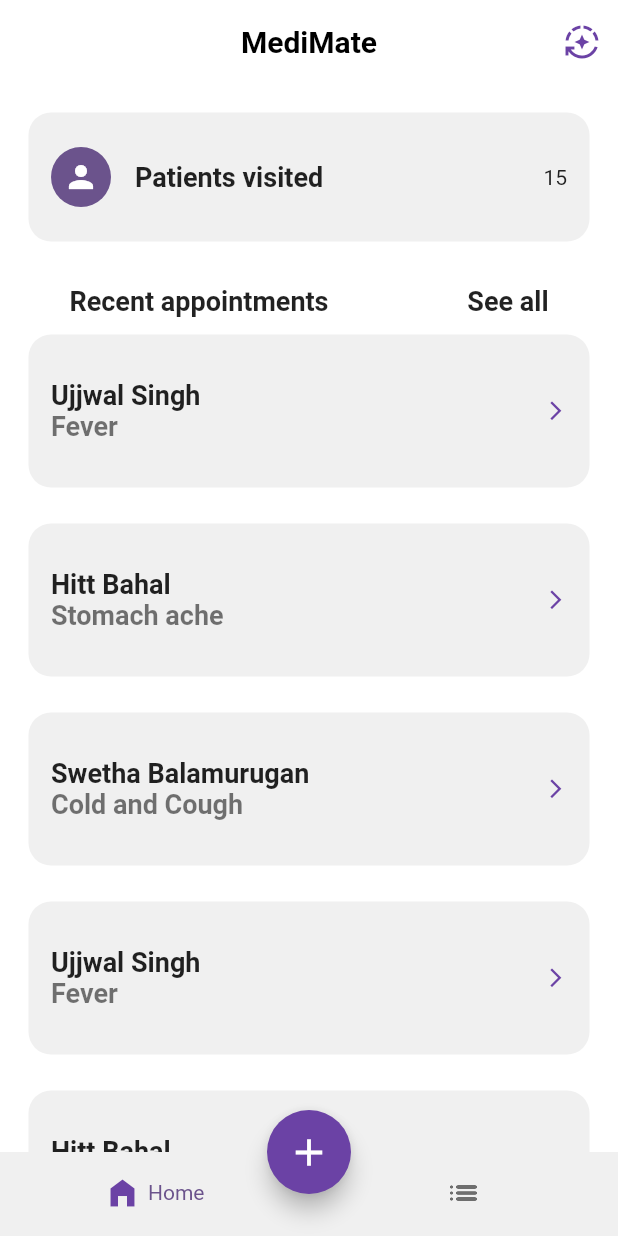
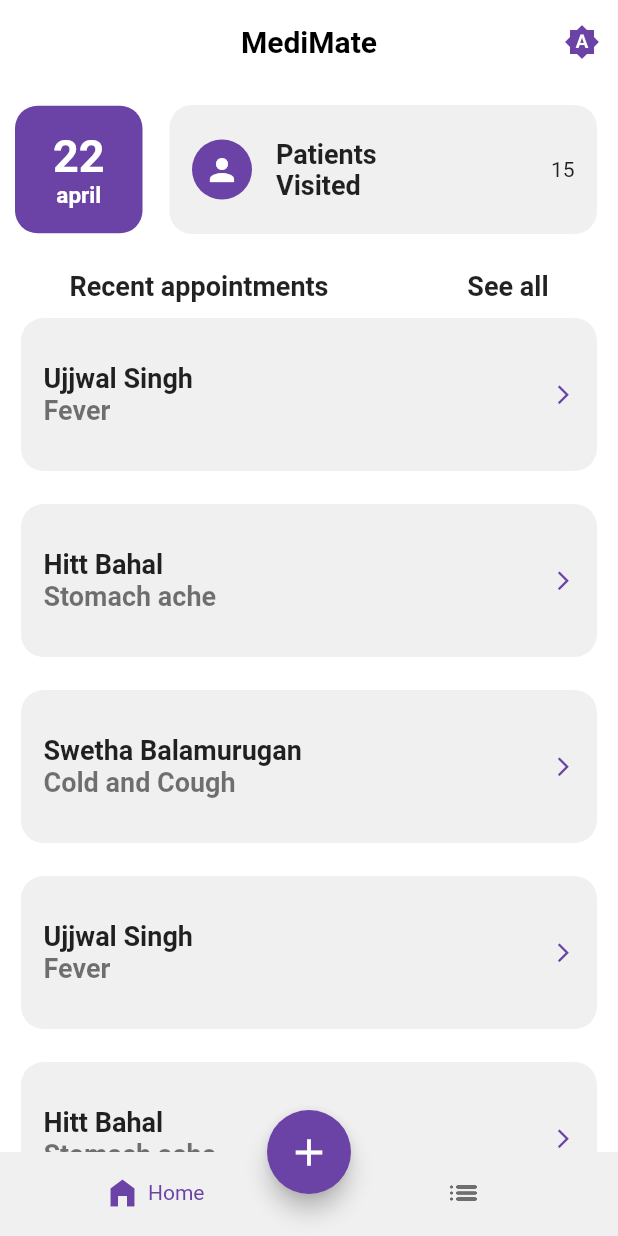
Before and after one commit to k12onoss/medimate, a Flutter app: the screen it shows after launch, on a phone screen of 412 x 824 dp. Run offline on Flutter 3.47's test engine with Material 2 defaults, Android fonts, the phone set to English and light mode, and no system bars; our stand-ins replace flutter_bloc.

Commit message:
Added date picker and made few other changes

```diff
--- a/lib/bloc/events_and_states/load_recent_patient_list_event.dart
+++ b/lib/bloc/events_and_states/load_recent_patient_list_event.dart
@@ -1,14 +1,20 @@
 import 'package:medimate/bloc/patient_bloc.dart';
 
-class LoadRecentPatientListEvent extends PatientEvent {}
+class LoadRecentPatientListEvent extends PatientEvent
+{
+  String date;
+
+  LoadRecentPatientListEvent(this.date);
+}
 
 class LoadingRecentPatientListState extends PatientState {}
 
 class LoadRecentPatientListSuccessState extends PatientState
 {
   final List list;
+  final String date;
 
-  LoadRecentPatientListSuccessState (this.list);
+  LoadRecentPatientListSuccessState (this.list, this.date);
 }
 
 class LoadRecentPatientListFailState extends PatientState
--- a/lib/bloc/patient_bloc.dart
+++ b/lib/bloc/patient_bloc.dart
@@ -29,18 +29,11 @@ class PatientBloc extends Bloc<PatientEvent, PatientState>
 
           try
           {
-            final allPatientList = await _patientRepository.getPatientList();
-            List recentPatientList = [], recentPatientDetailsList = [], recentPatientPresList = [];
-
-            allPatientList[0].map((e) => e['DOA'] == '2023-04-13T00:00:00.000Z' ? recentPatientDetailsList.add(e): 0);
-            allPatientList[1].map((e) => e['DOA'] == '2023-04-13T00:00:00.000Z' ? recentPatientPresList.add(e): 0);
-            recentPatientList.add(recentPatientDetailsList);
-            recentPatientList.add(recentPatientPresList);
-
-            print(recentPatientList);
+            final allPatientList = await _patientRepository.getAllPatientList();
+            List recentPatientList = await _patientRepository.getRecentPatientList(event.date);
 
             // emit (LoadRecentPatientListSuccessState(recentPatientList));
-            emit(LoadRecentPatientListSuccessState(allPatientList));
+            emit(LoadRecentPatientListSuccessState(allPatientList, event.date));
           }
           catch (e)
           {
@@ -53,7 +46,7 @@ class PatientBloc extends Bloc<PatientEvent, PatientState>
 
           try
           {
-            final allPatientList = await _patientRepository.getPatientList();
+            final allPatientList = await _patientRepository.getAllPatientList();
             emit (LoadAllPatientListSuccessState(allPatientList));
           }
           catch (e)
--- a/lib/custom_theme.dart
+++ b/lib/custom_theme.dart
@@ -17,7 +17,12 @@ class CustomTheme
         elevation: 0,
         shape: RoundedRectangleBorder(borderRadius: BorderRadius.circular(15)),
       ),
-      colorSchemeSeed: const Color.fromRGBO(107, 66, 165, 1),
+      colorScheme: ColorScheme.fromSeed
+        (
+        seedColor: const Color.fromRGBO(107, 66, 165, 1),
+        primary: const Color.fromRGBO(107, 66, 165, 1),
+        brightness: Brightness.light
+      ),
       scaffoldBackgroundColor: const Color.fromRGBO(255, 255, 255, 1),
       appBarTheme: const AppBarTheme
         (
@@ -63,11 +68,16 @@ class CustomTheme
         elevation: 0,
         shape: RoundedRectangleBorder(borderRadius: BorderRadius.circular(15)),
       ),
-      colorSchemeSeed: const Color.fromRGBO(181, 133, 251, 1),
+      colorScheme: ColorScheme.fromSeed
+        (
+        seedColor: const Color.fromRGBO(181, 133, 251, 1),
+        primary: const Color.fromRGBO(181, 133, 251, 1),
+        brightness: Brightness.dark
+      ),
       scaffoldBackgroundColor: const Color.fromRGBO(0, 0, 0, 1),
       appBarTheme: const AppBarTheme
         (
-        systemOverlayStyle: SystemUiOverlayStyle.dark,
+        systemOverlayStyle: SystemUiOverlayStyle.light,
         backgroundColor: Color.fromRGBO(0, 0, 0, 1),
         elevation: 0,
         iconTheme: IconThemeData(color: Color.fromRGBO(181, 133, 251, 1)),
--- /dev/null
+++ b/lib/date.dart
@@ -0,0 +1,48 @@
+class Date
+{
+  String setMonth(int monthNum)
+  {
+    switch (monthNum)
+    {
+      case 1: {
+        return 'Jan';
+      }
+      case 2: {
+        return 'Feb';
+      }
+      case 3: {
+        return 'March';
+      }
+      case 4: {
+        return 'April';
+      }
+      case 5: {
+        return 'May';
+      }
+      case 6: {
+        return 'June';
+      }
+      case 7: {
+        return 'July';
+      }
+      case 8: {
+        return 'Aug';
+      }
+      case 9: {
+        return 'Sep';
+      }
+      case 10: {
+        return 'Oct';
+      }
+      case 11: {
+        return 'Nov';
+      }
+      case 12: {
+        return 'Dec';
+      }
+      default: {
+        return '';
+      }
+    }
+  }
+}
--- a/lib/main.dart
+++ b/lib/main.dart
@@ -9,19 +9,13 @@ import 'package:medimate/screens/app_navigator.dart';
 
 void main()
 {
-  runApp(const MyApp());
+  runApp(MyApp());
 }
 
-class MyApp extends StatefulWidget
+class MyApp extends StatelessWidget
 {
-  const MyApp({Key? key}) : super(key: key);
+  MyApp({Key? key}) : super(key: key);
 
-  @override
-  State<MyApp> createState() => _MyAppState();
-}
-
-class _MyAppState extends State<MyApp>
-{
   final CustomTheme _customTheme = CustomTheme();
 
   @override
@@ -44,7 +38,7 @@ class _MyAppState extends State<MyApp>
               (
                 providers:
                 [
-                  BlocProvider(create: (context) => PatientBloc()..add(LoadRecentPatientListEvent())),
+                  BlocProvider(create: (context) => PatientBloc()..add(LoadRecentPatientListEvent(DateTime.now().toString()))),
                   BlocProvider(create: (context) => NavCubit())
                 ],
                 child: const AppNavigator()
--- a/lib/screens/add_patient.dart
+++ b/lib/screens/add_patient.dart
@@ -3,7 +3,6 @@ import 'package:flutter_bloc/flutter_bloc.dart';
 import 'package:medimate/bloc/events_and_states/add_new_patient_event.dart';
 import 'package:medimate/bloc/events_and_states/enter_patient_details_event.dart';
 import 'package:medimate/bloc/patient_bloc.dart';
-import 'package:medimate/bloc/nav_cubit.dart';
 
 class AddPatient extends StatelessWidget
 {
@@ -59,7 +58,7 @@ class AddPatient extends StatelessWidget
             }
             else if (state is AddNewPatientSuccessState)
             {
-              BlocProvider.of<NavCubit>(context).goBack();
+              Navigator.pop(context);
             }
             else if (state is AddNewPatientFailState)
             {
--- a/lib/screens/all_patient_list.dart
+++ b/lib/screens/all_patient_list.dart
@@ -2,7 +2,6 @@ import 'package:flutter/material.dart';
 import 'package:flutter_bloc/flutter_bloc.dart';
 import 'package:medimate/bloc/events_and_states/load_all_patient_list_event.dart';
 import 'package:medimate/bloc/events_and_states/search_patient_event.dart';
-import 'package:medimate/bloc/events_and_states/load_recent_patient_list_event.dart';
 import 'package:medimate/bloc/events_and_states/show_patient_details_event.dart';
 import 'package:medimate/bloc/nav_cubit.dart';
 import 'package:medimate/bloc/patient_bloc.dart';
@@ -177,8 +176,7 @@ class AllPatientList extends StatelessWidget
       {
         if (index == 0)
         {
-          BlocProvider.of<PatientBloc>(context).add(LoadRecentPatientListEvent());
-          BlocProvider.of<NavCubit>(context).goBack();
+          Navigator.pop(context);
         }
       },
     );
--- a/lib/screens/dashboard.dart
+++ b/lib/screens/dashboard.dart
@@ -6,6 +6,7 @@ import 'package:medimate/bloc/nav_cubit.dart';
 import 'package:medimate/bloc/events_and_states/enter_patient_details_event.dart';
 import 'package:medimate/bloc/events_and_states/load_all_patient_list_event.dart';
 import 'package:medimate/bloc/theme_cubit.dart';
+import 'package:medimate/date.dart';
 
 class Dashboard extends StatelessWidget
 {
@@ -26,8 +27,14 @@ class Dashboard extends StatelessWidget
               mainAxisAlignment: MainAxisAlignment.spaceAround,
               children:
               [
-                // _datePicker(context),
-                _topCard(context),
+                Row
+                  (
+                  children:
+                  [
+                    if (state is LoadRecentPatientListSuccessState) _datePicker(context, state.date),
+                    Expanded(child: _topCard(context)),
+                  ],
+                ),
                 const SizedBox(height: 10,),
                 if (state is LoadingRecentPatientListState) const Center(child: CircularProgressIndicator(),)
                 else if(state is LoadRecentPatientListSuccessState) _appointmentsList(state.list)
@@ -58,7 +65,7 @@ class Dashboard extends StatelessWidget
               BlocProvider.of<ThemeCubit>(context).toggleTheme();
             },
             icon: themeMode == ThemeMode.system
-                ? const Icon(Icons.auto_mode)
+                ? const Icon(Icons.brightness_auto)
                 : (themeMode == ThemeMode.light
                 ? const Icon(Icons.light_mode) : const Icon(Icons.nights_stay)),
           ),
@@ -67,15 +74,65 @@ class Dashboard extends StatelessWidget
     );
   }
 
-  Widget _datePicker(BuildContext context)
+  Widget _datePicker(BuildContext context, String date)
   {
-    return IconButton
+    String month = Date().setMonth(int.parse(date.substring(5, 7)));
+    DateTime? selectedDate;
+
+    return Padding
       (
+      padding: const EdgeInsets.fromLTRB(10, 10, 7, 10),
+      child: TextButton
+        (
         onPressed: () async
         {
-          await showDatePicker(context: context, initialDate: DateTime.now(), firstDate: DateTime(2020), lastDate: DateTime(2025));
+          selectedDate = await showDatePicker
+            (
+            context: context,
+            initialDate: DateTime.now(),
+            firstDate: DateTime(2000),
+            lastDate: DateTime.now()
+          );
+
+          if (selectedDate != null && selectedDate.toString() != date && context.mounted)
+          {
+            BlocProvider.of<PatientBloc>(context).add(LoadRecentPatientListEvent(selectedDate.toString()));
+          }
         },
-        icon: const Icon(Icons.calendar_month)
+        style: ButtonStyle
+          (
+          backgroundColor: MaterialStateProperty.all(Theme.of(context).colorScheme.primary),
+          fixedSize: MaterialStateProperty.all(const Size(85, 85)),
+          shape: MaterialStateProperty.all(RoundedRectangleBorder(borderRadius: BorderRadius.circular(15)))
+        ),
+        child: Column
+          (
+          mainAxisAlignment: MainAxisAlignment.center,
+          children:
+          [
+            Text
+              (
+              date.substring(8, 10),
+              style: TextStyle
+                (
+                color: Theme.of(context).scaffoldBackgroundColor,
+                fontWeight: FontWeight.bold,
+                fontSize: 30
+              )
+            ),
+            Text
+              (
+              month.toLowerCase(),
+              style: TextStyle
+                (
+                  color: Theme.of(context).scaffoldBackgroundColor,
+                  fontWeight: FontWeight.bold,
+                  fontSize: 15
+              )
+            )
+          ],
+        ),
+      ),
     );
   }
 
@@ -85,7 +142,7 @@ class Dashboard extends StatelessWidget
 
     return Padding
       (
-      padding: const EdgeInsets.all(15),
+      padding: const EdgeInsets.fromLTRB(7, 10, 10, 10),
       child: Card
         (
         shape: RoundedRectangleBorder(borderRadius: BorderRadius.circular(15)),
@@ -102,7 +159,7 @@ class Dashboard extends StatelessWidget
           ),
           title: const Text
             (
-            'Patients visited',
+            'Patients \nVisited',
             style: TextStyle(fontSize: 18, fontWeight: FontWeight.bold),
           ),
           trailing: state is LoadRecentPatientListSuccessState ? Text(state.list[0].length.toString()): null,
@@ -156,14 +213,10 @@ class Dashboard extends StatelessWidget
   {
     return Padding
       (
-      padding: const EdgeInsets.fromLTRB(15, 8, 15, 8),
+      padding: const EdgeInsets.fromLTRB(10, 7, 10, 7),
       child: GestureDetector
         (
-        onTap: ()
-        {
-        // BlocProvider.of<PatientBloc>(context).add(ShowPatientDetailsEvent());
-        // BlocProvider.of<NavCubit>(context).showPatientDetails();
-        },
+        onTap: () {},
         child:Card
           (
           child: ListTile
```
Also changed, not shown: lib/bloc/nav_cubit.dart (+1 -6 lines), lib/patient_repository.dart (+23 -1 lines), lib/screens/app_navigator.dart (+7 -0 lines), lib/screens/patient_details.dart (+5 -46 lines), 3 other files.
